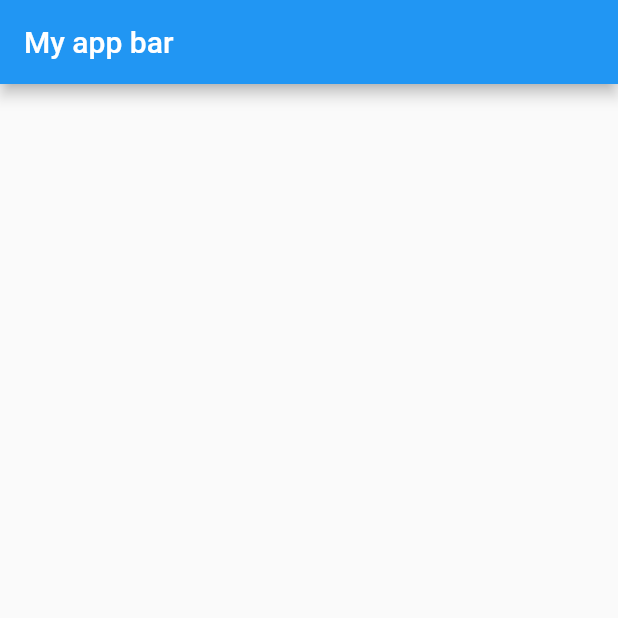
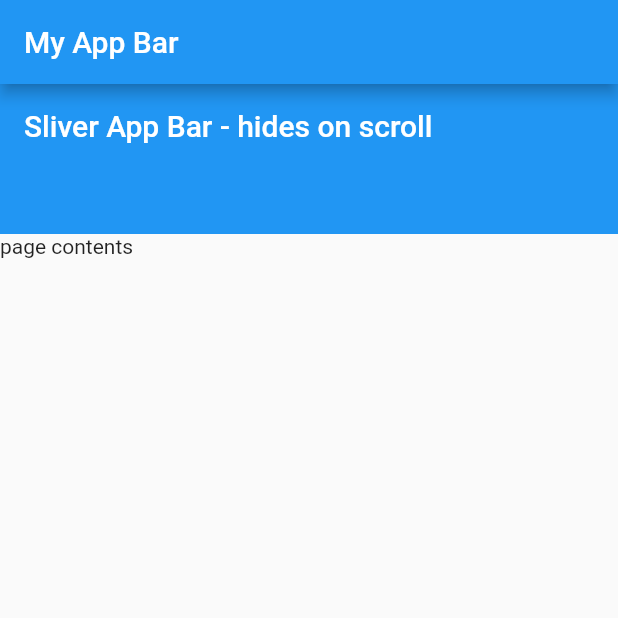
Before and after one commit to alichur/flutter_demo, a Flutter app: the screen it shows after launch, on a phone screen of 412 x 824 dp, the top half of it. Run offline on Flutter 3.47's test engine with Material 2 defaults, Android fonts, the phone set to English and light mode, and no system bars.

Commit message:
Separate sliver app bar

```diff
--- a/lib/screens/overview.dart
+++ b/lib/screens/overview.dart
@@ -1,10 +1,22 @@
 import 'package:flutter/material.dart';
 
 class OverviewScreen extends StatelessWidget {
-
+  @override
   Widget build(BuildContext context) {
     return Scaffold(
-      appBar: AppBar(title: Text("My app bar")),
-    );
+        appBar: AppBar(title: Text("My App Bar")),
+        body: CustomScrollView(slivers: [
+          SliverAppBar(
+            expandedHeight: 100,
+            title: Text(
+                'Sliver App Bar - hides on scroll'),
+            floating: true,
+            pinned: false,
+            snap: true,
+          ),
+          SliverFillRemaining(
+            child: Container(height: 600, child: Text('page contents')),
+          )
+        ]));
   }
 }
```
Also changed, not shown: 1 other file.
